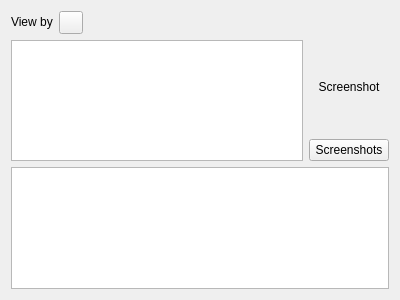
Qt form plugins/formmanagerplugin/formfilesselectorwidget.ui (FreeHealth/freehealth) before a commit.
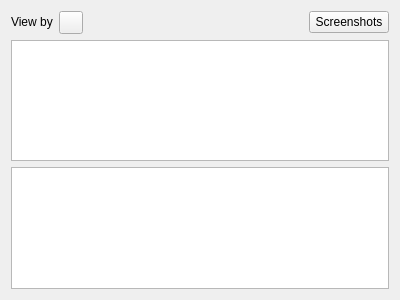
The same form after that commit.

Commit message: restore button

The edit to the form file:
```diff
--- a/plugins/formmanagerplugin/formfilesselectorwidget.ui
+++ b/plugins/formmanagerplugin/formfilesselectorwidget.ui
@@ -55,6 +55,13 @@
        </property>
       </spacer>
      </item>
+     <item>
+      <widget class="QPushButton" name="screenshotsButton">
+       <property name="text">
+        <string>Screenshots</string>
+       </property>
+      </widget>
+     </item>
     </layout>
    </item>
    <item>
@@ -66,27 +73,6 @@
        </property>
       </widget>
      </item>
-     <item>
-      <layout class="QVBoxLayout" name="verticalLayout_2">
-       <item>
-        <widget class="QLabel" name="screenshotLabel">
-         <property name="text">
-          <string>Screenshot</string>
-         </property>
-         <property name="alignment">
-          <set>Qt::AlignCenter</set>
-         </property>
-        </widget>
-       </item>
-       <item>
-        <widget class="QPushButton" name="screenshotsButton">
-         <property name="text">
-          <string>Screenshots</string>
-         </property>
-        </widget>
-       </item>
-      </layout>
-     </item>
     </layout>
    </item>
    <item>
```
